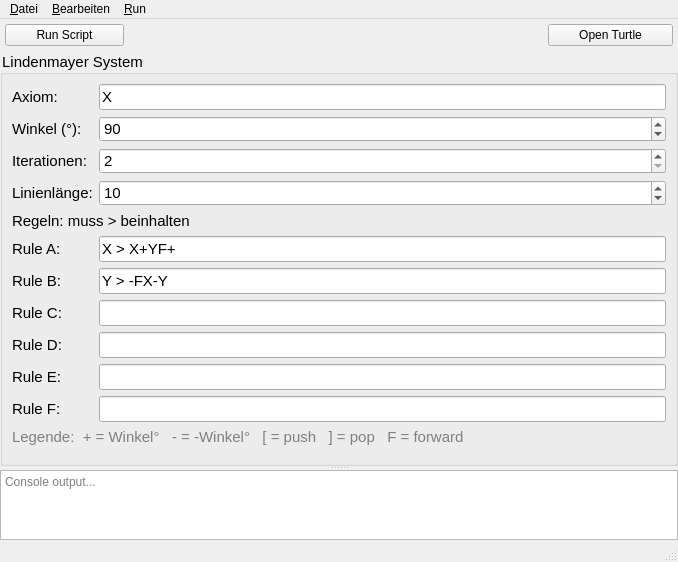
This is src/qturtle_app/ui/Ui_LTurtle.ui in SManAT/QTurtle as Qt 5 draws it before an edit. The edited form follows.
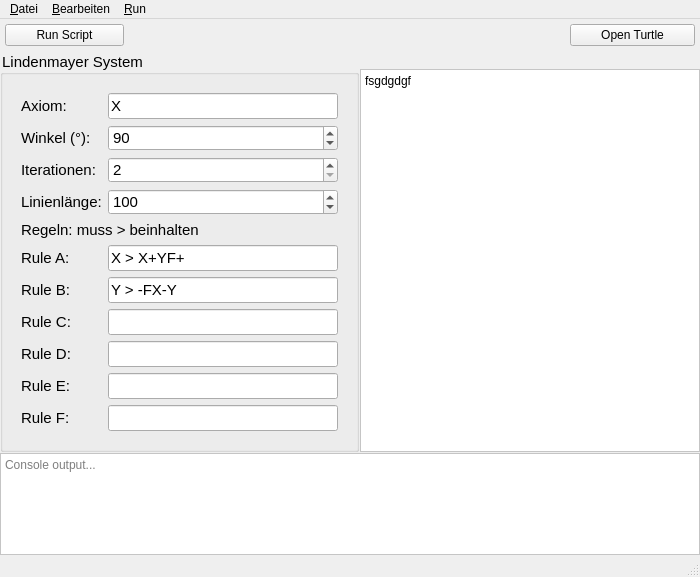
This is the edited form.

```diff
--- a/src/qturtle_app/ui/Ui_LTurtle.ui
+++ b/src/qturtle_app/ui/Ui_LTurtle.ui
@@ -6,8 +6,8 @@
    <rect>
     <x>0</x>
     <y>0</y>
-    <width>678</width>
-    <height>562</height>
+    <width>700</width>
+    <height>577</height>
    </rect>
   </property>
   <property name="windowTitle">
@@ -113,9 +113,22 @@
       <property name="orientation">
        <enum>Qt::Orientation::Vertical</enum>
       </property>
+      <property name="handleWidth">
+       <number>1</number>
+      </property>
+      <widget class="QSplitter" name="topSplitter">
+       <property name="orientation">
+        <enum>Qt::Orientation::Horizontal</enum>
+       </property>
+       <property name="handleWidth">
+        <number>1</number>
+       </property>
       <property name="childrenCollapsible">
        <bool>false</bool>
       </property>
+       <widget class="QWidget" name="widget" native="true">
+        <layout class="QGridLayout" name="gridLayout_2">
+         <item row="0" column="0">
       <widget class="QGroupBox" name="LSystemForm">
        <property name="sizePolicy">
         <sizepolicy hsizetype="Expanding" vsizetype="Expanding">
@@ -129,74 +142,28 @@
        <property name="title">
         <string>Lindenmayer System</string>
        </property>
+           <property name="alignment">
+            <set>Qt::AlignmentFlag::AlignLeading|Qt::AlignmentFlag::AlignLeft|Qt::AlignmentFlag::AlignVCenter</set>
+           </property>
        <layout class="QFormLayout" name="formLayout">
-        <item row="1" column="1">
-         <widget class="QSpinBox" name="winkel">
-          <property name="minimum">
-           <number>0</number>
-          </property>
-          <property name="maximum">
-           <number>359</number>
-          </property>
-          <property name="value">
-           <number>90</number>
-          </property>
-         </widget>
-        </item>
-        <item row="2" column="0">
-         <widget class="QLabel" name="label_iterations">
-          <property name="text">
-           <string>Iterationen:</string>
-          </property>
-         </widget>
-        </item>
-        <item row="2" column="1">
-         <widget class="QSpinBox" name="iterationen">
-          <property name="minimum">
-           <number>2</number>
-          </property>
-          <property name="maximum">
-           <number>10</number>
-          </property>
-          <property name="value">
-           <number>2</number>
-          </property>
-         </widget>
-        </item>
-        <item row="3" column="0">
-         <widget class="QLabel" name="label_length">
+            <item row="0" column="0" colspan="2">
+             <layout class="QGridLayout" name="gridLayout">
+              <property name="leftMargin">
+               <number>9</number>
+              </property>
+              <property name="topMargin">
+               <number>9</number>
+              </property>
+              <property name="rightMargin">
+               <number>9</number>
+              </property>
+              <property name="bottomMargin">
+               <number>9</number>
+              </property>
+              <item row="8" column="0">
+               <widget class="QLabel" name="label_rule_d">
           <property name="text">
-           <string>Linienlänge:</string>
-          </property>
-         </widget>
-        </item>
-        <item row="3" column="1">
-         <widget class="QDoubleSpinBox" name="laenge">
-          <property name="decimals">
-           <number>0</number>
-          </property>
-          <property name="minimum">
-           <double>0.000000000000000</double>
-          </property>
-          <property name="maximum">
-           <double>1000.000000000000000</double>
-          </property>
-          <property name="value">
-           <double>10.000000000000000</double>
-          </property>
-         </widget>
-        </item>
-        <item row="4" column="0" colspan="2">
-         <widget class="QLabel" name="label_rules_header">
-          <property name="text">
-           <string>Regeln: muss &gt; beinhalten</string>
-          </property>
-         </widget>
-        </item>
-        <item row="5" column="0">
-         <widget class="QLabel" name="label_rule_a">
-          <property name="text">
-           <string>Rule A:</string>
+                 <string>Rule D:</string>
           </property>
          </widget>
         </item>
@@ -210,10 +177,44 @@
           </property>
          </widget>
         </item>
-        <item row="6" column="0">
-         <widget class="QLabel" name="label_rule_b">
+              <item row="10" column="1">
+               <widget class="QLineEdit" name="ruleF">
+                <property name="placeholderText">
+                 <string/>
+                </property>
+               </widget>
+              </item>
+              <item row="0" column="1">
+               <widget class="QLineEdit" name="axiom">
           <property name="text">
-           <string>Rule B:</string>
+                 <string>X</string>
+                </property>
+               </widget>
+              </item>
+              <item row="9" column="1">
+               <widget class="QLineEdit" name="ruleE">
+                <property name="placeholderText">
+                 <string/>
+                </property>
+               </widget>
+              </item>
+              <item row="7" column="0">
+               <widget class="QLabel" name="label_rule_c">
+                <property name="text">
+                 <string>Rule C:</string>
+                </property>
+               </widget>
+              </item>
+              <item row="2" column="1">
+               <widget class="QSpinBox" name="iterationen">
+                <property name="minimum">
+                 <number>2</number>
+                </property>
+                <property name="maximum">
+                 <number>10</number>
+                </property>
+                <property name="value">
+                 <number>2</number>
           </property>
          </widget>
         </item>
@@ -227,34 +228,6 @@
           </property>
          </widget>
         </item>
-        <item row="7" column="0">
-         <widget class="QLabel" name="label_rule_c">
-          <property name="text">
-           <string>Rule C:</string>
-          </property>
-         </widget>
-        </item>
-        <item row="7" column="1">
-         <widget class="QLineEdit" name="ruleC">
-          <property name="placeholderText">
-           <string/>
-          </property>
-         </widget>
-        </item>
-        <item row="8" column="0">
-         <widget class="QLabel" name="label_rule_d">
-          <property name="text">
-           <string>Rule D:</string>
-          </property>
-         </widget>
-        </item>
-        <item row="8" column="1">
-         <widget class="QLineEdit" name="ruleD">
-          <property name="placeholderText">
-           <string/>
-          </property>
-         </widget>
-        </item>
         <item row="9" column="0">
          <widget class="QLabel" name="label_rule_e">
           <property name="text">
@@ -262,37 +235,44 @@
           </property>
          </widget>
         </item>
-        <item row="9" column="1">
-         <widget class="QLineEdit" name="ruleE">
-          <property name="placeholderText">
-           <string/>
+              <item row="0" column="0">
+               <widget class="QLabel" name="label">
+                <property name="text">
+                 <string>Axiom:</string>
           </property>
          </widget>
         </item>
-        <item row="10" column="0">
-         <widget class="QLabel" name="label_rule_f">
+              <item row="3" column="0">
+               <widget class="QLabel" name="label_length">
           <property name="text">
-           <string>Rule F:</string>
+                 <string>Linienlänge:</string>
           </property>
          </widget>
         </item>
-        <item row="10" column="1">
-         <widget class="QLineEdit" name="ruleF">
-          <property name="placeholderText">
-           <string/>
+              <item row="5" column="0">
+               <widget class="QLabel" name="label_rule_a">
+                <property name="text">
+                 <string>Rule A:</string>
           </property>
          </widget>
         </item>
-        <item row="11" column="0" colspan="2">
-         <widget class="QLabel" name="label_legend">
-          <property name="styleSheet">
-           <string>color: gray;</string>
-          </property>
+              <item row="2" column="0">
+               <widget class="QLabel" name="label_iterations">
           <property name="text">
-           <string>Legende:  + = Winkel°   - = -Winkel°   [ = push   ] = pop   F = forward</string>
-          </property>
-          <property name="wordWrap">
-           <bool>true</bool>
+                 <string>Iterationen:</string>
+                </property>
+               </widget>
+              </item>
+              <item row="1" column="1">
+               <widget class="QSpinBox" name="winkel">
+                <property name="minimum">
+                 <number>0</number>
+                </property>
+                <property name="maximum">
+                 <number>359</number>
+                </property>
+                <property name="value">
+                 <number>90</number>
           </property>
          </widget>
         </item>
@@ -303,22 +283,88 @@
           </property>
          </widget>
         </item>
-        <item row="0" column="0">
-         <widget class="QLabel" name="label">
+              <item row="7" column="1">
+               <widget class="QLineEdit" name="ruleC">
+                <property name="placeholderText">
+                 <string/>
+                </property>
+               </widget>
+              </item>
+              <item row="10" column="0">
+               <widget class="QLabel" name="label_rule_f">
           <property name="text">
-           <string>Axiom:</string>
+                 <string>Rule F:</string>
           </property>
          </widget>
         </item>
-        <item row="0" column="1">
-         <widget class="QLineEdit" name="axiom">
+              <item row="4" column="0" colspan="2">
+               <widget class="QLabel" name="label_rules_header">
           <property name="text">
-           <string>X</string>
+                 <string>Regeln: muss &gt; beinhalten</string>
           </property>
          </widget>
         </item>
-       </layout>
-      </widget>
+              <item row="8" column="1">
+               <widget class="QLineEdit" name="ruleD">
+                <property name="placeholderText">
+                 <string/>
+                </property>
+               </widget>
+              </item>
+              <item row="6" column="0">
+               <widget class="QLabel" name="label_rule_b">
+                <property name="text">
+                 <string>Rule B:</string>
+                </property>
+               </widget>
+              </item>
+              <item row="3" column="1">
+               <widget class="QSpinBox" name="laenge">
+                <property name="maximum">
+                 <number>500</number>
+                </property>
+                <property name="value">
+                 <number>100</number>
+                </property>
+               </widget>
+              </item>
+             </layout>
+            </item>
+           </layout>
+          </widget>
+         </item>
+        </layout>
+       </widget>
+       <widget class="QWidget" name="widget21" native="true">
+        <layout class="QVBoxLayout" name="verticalLayout_2">
+         <property name="topMargin">
+          <number>18</number>
+         </property>
+         <item>
+          <widget class="QPlainTextEdit" name="rightTextArea">
+           <property name="sizePolicy">
+            <sizepolicy hsizetype="Expanding" vsizetype="Expanding">
+             <horstretch>0</horstretch>
+             <verstretch>0</verstretch>
+            </sizepolicy>
+           </property>
+           <property name="styleSheet">
+            <string notr="true">background:#ffffff;</string>
+           </property>
+           <property name="plainText">
+            <string>fsgdgdgf</string>
+           </property>
+           <property name="placeholderText">
+            <string>Right panel...</string>
+           </property>
+          </widget>
+         </item>
+        </layout>
+       </widget>
+      </widget>
+      <widget class="QWidget" name="widget22" native="true">
+       <layout class="QHBoxLayout" name="horizontalLayout_2">
+        <item>
       <widget class="QPlainTextEdit" name="consoleOutput">
        <property name="sizePolicy">
         <sizepolicy hsizetype="Expanding" vsizetype="Preferred">
@@ -326,6 +372,9 @@
          <verstretch>1</verstretch>
         </sizepolicy>
        </property>
+          <property name="styleSheet">
+           <string notr="true">background:#ffffff;</string>
+          </property>
        <property name="readOnly">
         <bool>true</bool>
        </property>
@@ -333,6 +382,9 @@
         <string>Console output...</string>
        </property>
       </widget>
+        </item>
+       </layout>
+      </widget>
      </widget>
     </item>
    </layout>
@@ -342,7 +394,7 @@
     <rect>
      <x>0</x>
      <y>0</y>
-     <width>678</width>
+     <width>700</width>
      <height>33</height>
     </rect>
    </property>
```
Left out of the diff: 2 changed lines with no effect on the pictures. Lines whose indentation alone changed are shown as unchanged.
